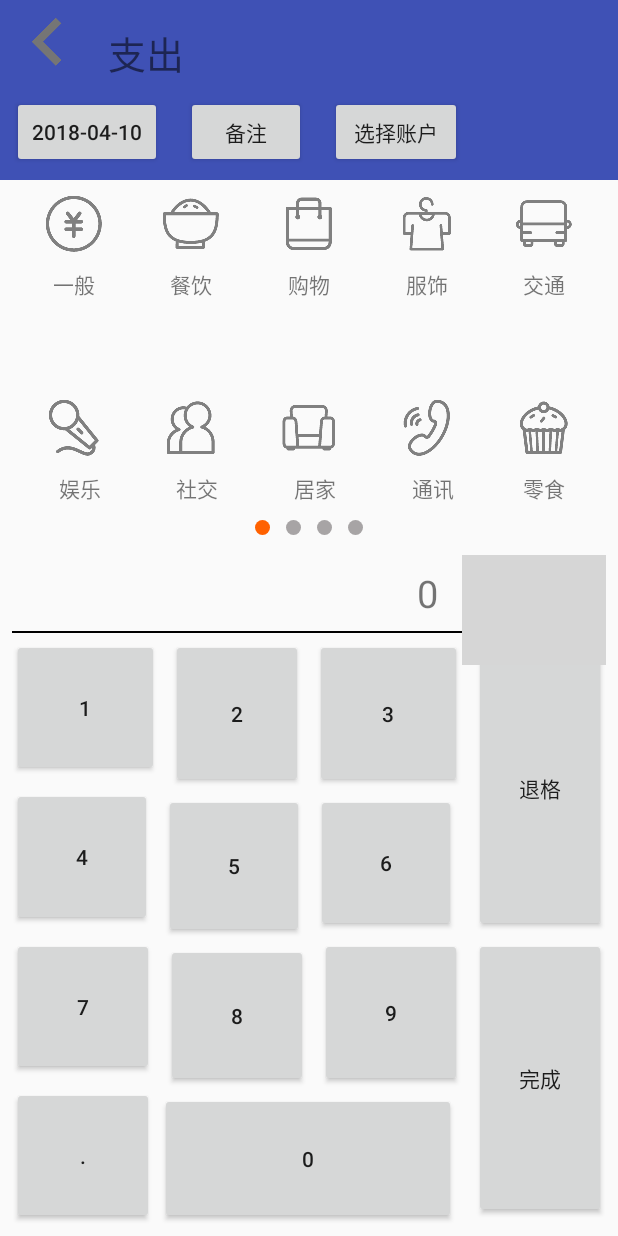
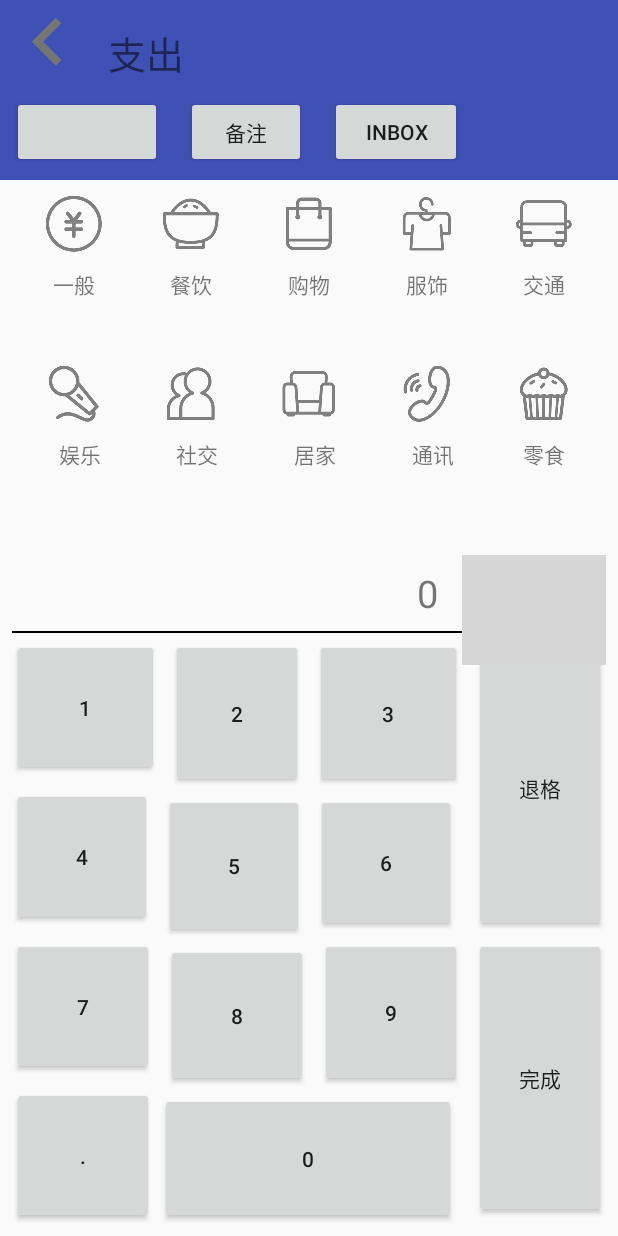
Before and after one commit to chongwangcc/MyCheckBook_android, an Android app: the DetailAddingActivity screen opened directly, with no data from a screen before it, on a phone screen of 412 x 824 dp. Run offline under Robolectric (Android 15) with nearby library versions, the phone set to English and light mode, and no system bars; grey boxes are pictures that could not be loaded.

Commit message:
实现功能： 1.明细修改

```diff
--- a/app/src/main/AndroidManifest.xml
+++ b/app/src/main/AndroidManifest.xml
@@ -23,5 +23,6 @@
         <activity android:name=".activity.CheckbookAddingFragmentActivity" />
         <activity android:name=".activity.CheckbookMainActivity" />
         <activity android:name=".activity.DetailAddingActivity" />
+        <activity android:name=".activity.DetailInfoActivity" />
     </application>
 </manifest>
--- a/app/src/main/java/com/ccmm/cc/mycheckbook/Adapter/DetailFragmentPagerAdapter.java
+++ b/app/src/main/java/com/ccmm/cc/mycheckbook/Adapter/DetailFragmentPagerAdapter.java
@@ -18,7 +18,7 @@ import java.util.List;
  */
 public class DetailFragmentPagerAdapter extends FragmentPagerAdapter {
     private final int PAGE_COUNT = 3;
-    private String tabTitles[] = new String[]{"明细","类别说明","账户"};
+    private String tabTitles[] = new String[]{"明细","类别报表","账户"};
     private Context context;
     private List<Fragment> fragmentList=new LinkedList<>();
     private FragmentManager fm;
--- a/app/src/main/java/com/ccmm/cc/mycheckbook/Adapter/DetailsInnerListAdapter.java
+++ b/app/src/main/java/com/ccmm/cc/mycheckbook/Adapter/DetailsInnerListAdapter.java
@@ -69,10 +69,10 @@ public class DetailsInnerListAdapter extends BaseAdapter {
         //2.设置控件文本内容
         parentListItem.text_description.setText(data_list.get(position).getDescription());
         parentListItem.text_money.setText(data_list.get(position).getMoney()+"");
-        Drawable drawable = context.getDrawable(CategoriesIconTool.getDrawableIndex(data_list.get(position).getBuyType()));
+        Drawable drawable = context.getDrawable(CategoriesIconTool.getDrawableIndex(data_list.get(position).getCategory()));
 
         //3.设置图标颜色
-        drawable = CategoriesIconTool.changeDrawableByBalanceType(drawable, data_list.get(position).getIncomeType());
+        drawable = CategoriesIconTool.changeDrawableByBalanceType(drawable, data_list.get(position).getBalanceType());
         parentListItem.item_icon.setImageDrawable(drawable);
         return convertView;
     }
--- a/app/src/main/java/com/ccmm/cc/mycheckbook/Enum/BalanceName.java
+++ b/app/src/main/java/com/ccmm/cc/mycheckbook/Enum/BalanceName.java
@@ -1,7 +1,18 @@
 package com.ccmm.cc.mycheckbook.Enum;
+
+import java.util.LinkedList;
+import java.util.List;
 
 public class BalanceName {
     public static final String Income="收入";
     public static final String Expend="支出";
     public static final String Inner="内部转账";
+
+    public static List<String> getALlNames(){
+        LinkedList<String> result=new LinkedList<>();
+        result.add(Income);
+        result.add(Expend);
+        result.add(Inner);
+        return result;
+    }
 }
--- a/app/src/main/java/com/ccmm/cc/mycheckbook/activity/CheckbookSelectActivity.java
+++ b/app/src/main/java/com/ccmm/cc/mycheckbook/activity/CheckbookSelectActivity.java
@@ -13,6 +13,7 @@ import android.widget.SimpleAdapter;
 import android.widget.Toast;
 
 import com.ccmm.cc.mycheckbook.R;
+import com.ccmm.cc.mycheckbook.models.CheckDetailBean;
 import com.ccmm.cc.mycheckbook.models.CheckbookEntity;
 import com.ccmm.cc.mycheckbook.utils.CheckbookTools;
 import com.ccmm.cc.mycheckbook.utils.LoginTools;
@@ -36,6 +37,7 @@ public class CheckbookSelectActivity extends Activity {
     public void onCreate(Bundle savedInstanceState) {
         super.onCreate(savedInstanceState);
         setContentView(R.layout.activity_checkbook_choose);
+
         //1.绑定listView 的data和view
         adapter = new SimpleAdapter(this,
                 mList,
--- a/app/src/main/java/com/ccmm/cc/mycheckbook/activity/DetailAddingActivity.java
+++ b/app/src/main/java/com/ccmm/cc/mycheckbook/activity/DetailAddingActivity.java
@@ -4,6 +4,7 @@ import android.app.AlertDialog;
 import android.app.DatePickerDialog;
 import android.content.Context;
 import android.content.DialogInterface;
+import android.content.Intent;
 import android.content.res.ColorStateList;
 import android.graphics.Color;
 import android.graphics.drawable.Drawable;
@@ -29,11 +30,10 @@ import com.ccmm.cc.mycheckbook.models.CheckbookEntity;
 import com.ccmm.cc.mycheckbook.models.CheckDetailBean;
 import com.ccmm.cc.mycheckbook.utils.CheckDetailsTools;
 import com.ccmm.cc.mycheckbook.utils.CheckbookTools;
+import com.ccmm.cc.mycheckbook.utils.DateTools;
 import com.ccmm.cc.mycheckbook.utils.TwoTuple;
 
-import java.text.SimpleDateFormat;
 import java.util.Calendar;
-import java.util.Date;
 import java.util.HashMap;
 import java.util.LinkedList;
 import java.util.List;
@@ -44,7 +44,7 @@ import java.util.Map;
  */
 
 public class DetailAddingActivity extends AppCompatActivity {
-    private final String[] lis = {"收入","支出","内部转账"};
+    private final List<String> lis = BalanceName.getALlNames();
     private CheckDetailBean status = new CheckDetailBean();
     private CategoriesChoice categoriesChoice ;
     private Map<String,CategoriesChoice> categoryMap=new HashMap<>();
@@ -60,45 +60,26 @@ public class DetailAddingActivity extends AppCompatActivity {
     @Override
     protected void onCreate(Bundle savedInstanceState) {
         super.onCreate(savedInstanceState);
-        Date dt = new Date();
-        SimpleDateFormat sdf = new SimpleDateFormat("yyyy-MM-dd");
-        String selectDate=sdf.format(dt);
-        status.setDate(selectDate);
+        status.setDate(DateTools.getNowDateStr());
         setContentView(R.layout.activity_add_one_detail);
+
+        //0.获得数据
+        Intent intent = getIntent();
+        status = (CheckDetailBean)intent.getSerializableExtra("detailBean");
+        if(status ==null){
+            status = new CheckDetailBean();
+        }
+
+
         for(String name:lis){
             CategoriesChoice cc = new CategoriesChoice(this, CategoriesIconTool.getAllCategoryNames(name));
             categoryMap.put(name,cc);
-            if(name.equals(status.getIncomeType())){
-                categoriesChoice = cc;
-            }
         }
-        categoriesChoice.setPage_posion(0);
 
-        //1.设置ViewPage页面
-        vpager_one =  findViewById(R.id.viewpager_type);
-        mAdapter = new CategoryViewPagerAdapter(categoriesChoice.getAList());
-        vpager_one.setAdapter(mAdapter);
-        vpager_one.addOnPageChangeListener(new ViewPager.OnPageChangeListener() {
-            //滚动过程中实现
-            @Override
-            public void onPageScrolled(int position, float positionOffset, int positionOffsetPixels) {
 
-            }
-            //滚动成功后实现
-            @Override
-            public void onPageSelected(int position) {
-                categoriesChoice.setPage_posion(position);
-            }
-            //滚动成功前，即手指按下屏幕时
-            @Override
-            public void onPageScrollStateChanged(int state) {
-
-            }
-        });
 
         //2.添加选择日期按钮
         button_selectData = findViewById(R.id.select_date);
-        button_selectData.setText(status.getDate());
         button_selectData.setOnClickListener(new View.OnClickListener() {
             @Override
             public void onClick(View v) {
@@ -131,6 +112,41 @@ public class DetailAddingActivity extends AppCompatActivity {
         //6.设置计算用按钮
         money_textView11= findViewById(R.id.textView11);
         settingMoneyButtons();
+
+        //TODO 根据status显示数据
+        money_textView11.setText(status.getMoneyStr());
+        button_selectData.setText(status.getDate());
+        button_account.setText(status.getAccount());
+        for(String name:categoryMap.keySet()){
+            CategoriesChoice cc =categoryMap.get(name);
+            if(name.equals(status.getBalanceType())){
+                categoriesChoice = cc;
+                categoriesChoice.setSelectCategory(name);
+            }
+        }
+
+        //1.设置ViewPage页面
+        vpager_one =  findViewById(R.id.viewpager_type);
+        mAdapter = new CategoryViewPagerAdapter(categoriesChoice.getAList());
+        vpager_one.setAdapter(mAdapter);
+        vpager_one.addOnPageChangeListener(new ViewPager.OnPageChangeListener() {
+            //滚动过程中实现
+            @Override
+            public void onPageScrolled(int position, float positionOffset, int positionOffsetPixels) {
+
+            }
+            //滚动成功后实现
+            @Override
+            public void onPageSelected(int position) {
+                categoriesChoice.setIndicatorPostion(position);
+            }
+            //滚动成功前，即手指按下屏幕时
+            @Override
+            public void onPageScrollStateChanged(int state) {
+
+            }
+        });
+
     }
 
     /***
@@ -236,18 +252,19 @@ public class DetailAddingActivity extends AppCompatActivity {
                 //1.获得money，保存到状态数据中
                 String money=money_textView11.getText().toString();
                 status.setMoneyStr(money);
-
+                if(status.getCategory()==null || status.getCategory().isEmpty()){
+                    status.setCategory("一般");
+                }
                 //2. 显示记录数据
                 Toast.makeText(getApplicationContext(),  status.toString(), Toast.LENGTH_SHORT).show();
 
                 //3.保存一条明细记录
                 if(status.getMoney()>0){
                     if(status.getDescription()==null || status.getDescription().isEmpty()){
-                        status.setDescription(status.getBuyType());
+                        status.setDescription(status.getCategory());
                     }
                     CheckDetailsTools.addOneCheckDetails(status);
                 }
-
 
                 //4.退回上一个Activity
                 finish();
@@ -313,9 +330,9 @@ public class DetailAddingActivity extends AppCompatActivity {
             @Override
             public void onClick(DialogInterface dialog, int which)
             {
-                status.setIncomeType(balances[which]);
-                spendType_View.setText(status.getIncomeType());
-                categoriesChoice=categoryMap.get(status.getIncomeType());
+                status.setBalanceType(balances[which]);
+                spendType_View.setText(status.getBalanceType());
+                categoriesChoice=categoryMap.get(status.getBalanceType());
                 mAdapter = new CategoryViewPagerAdapter(categoriesChoice.getAList());
                 vpager_one.setAdapter(mAdapter);
             }
@@ -404,7 +421,6 @@ public class DetailAddingActivity extends AppCompatActivity {
         private List<ImageView> allImageView=new LinkedList<>();
         private Map<View,List<TwoTuple<ImageView,TextView>>> ViewMap=new HashMap<>();
         private LinearLayout lltPageIndicator;
-        private int page_position=0; //滑动到了第几个页码上了
         private int page_total_num; //总共有多少个页
 
         private CategoriesChoice(Context context,List<List<String>> typeNames){
@@ -475,9 +491,9 @@ public class DetailAddingActivity extends AppCompatActivity {
                             v.setImageDrawable(drawable);
                         }
                         Drawable drawable = ((ImageView)view).getDrawable().mutate();
-                        drawable=CategoriesIconTool.changeDrawableByBalanceType(drawable,status.getIncomeType());
+                        drawable=CategoriesIconTool.changeDrawableByBalanceType(drawable,status.getBalanceType());
                         ((ImageView)view).setImageDrawable(drawable);
-                        status.setBuyType(textView.getText().toString());
+                        status.setCategory(textView.getText().toString());
                     }
                 });
             }
@@ -488,14 +504,6 @@ public class DetailAddingActivity extends AppCompatActivity {
             return true;
         }
 
-        public int getPage_posion() {
-            return page_position;
-        }
-
-        public void setPage_posion(int page_posion) {
-            this.page_position = page_posion;
-            setIndicatorPostion(page_posion);
-        }
 
         public int getPage_total_num() {
             return page_total_num;
@@ -509,5 +517,24 @@ public class DetailAddingActivity extends AppCompatActivity {
             return AList;
         }
 
+        public void setSelectCategory(String category){
+            if(category==null) return;
+            int p=0;
+            for(View v :AList){
+                p++;
+                List<TwoTuple<ImageView,TextView>> listview = ViewMap.get(v);
+                for(TwoTuple<ImageView,TextView> tump :listview){
+                    if(tump.getSecond().getText().toString().equals(category)){
+                        //TODO 更改Image状态
+                        ImageView view = tump.getFirst();
+                        Drawable drawable = ((ImageView)view).getDrawable().mutate();
+                        drawable=CategoriesIconTool.changeDrawableByBalanceType(drawable,status.getBalanceType());
+                        ((ImageView)view).setImageDrawable(drawable);
+                        setIndicatorPostion(p);
+                        return;
+                    }
+                }
+            }
+        }
     }
 }
--- a/app/src/main/java/com/ccmm/cc/mycheckbook/models/CheckDetailBean.java
+++ b/app/src/main/java/com/ccmm/cc/mycheckbook/models/CheckDetailBean.java
@@ -1,4 +1,6 @@
 package com.ccmm.cc.mycheckbook.models;
+
+import com.ccmm.cc.mycheckbook.Enum.BalanceName;
 
 import java.io.Serializable;
 import java.text.SimpleDateFormat;
@@ -13,8 +15,8 @@ public class CheckDetailBean implements Serializable {
     private int isCreditcard; //这条明细是不是信用账户
     private int last_update_user_id;//最后更新用户的ID
     private int checkbook_id;//对应记账本的ID
-    private String incomeType ="支出"; //收入，支出，内部转账
-    private String buyType ="一般"; //一般，餐饮，购物，服饰
+    private String balanceType = BalanceName.Expend; //收入，支出，内部转账
+    private String category =""; //一般，餐饮，购物，服饰
     private String description =""; //备注信息
     private String moneyStr ="0"; //钱100.00
     private float money=0;
@@ -33,20 +35,20 @@ public class CheckDetailBean implements Serializable {
         String selectDate=sdf.format(dt);
     }
 
-    public String getIncomeType() {
-        return incomeType;
+    public String getBalanceType() {
+        return balanceType;
     }
 
-    public void setIncomeType(String incomeType) {
-        this.incomeType = incomeType;
+    public void setBalanceType(String balanceType) {
+        this.balanceType = balanceType;
     }
 
-    public String getBuyType() {
-        return buyType;
+    public String getCategory() {
+        return category;
     }
 
-    public void setBuyType(String buyType) {
-        this.buyType = buyType;
+    public void setCategory(String category) {
+        this.category = category;
     }
 
     public String getAccount() {
@@ -96,9 +98,9 @@ public class CheckDetailBean implements Serializable {
     public String toString(){
         String str="";
         str+= date +",";
-        str+= incomeType +",";
+        str+= balanceType +",";
         str+= moneyStr +",";
-        str+= buyType +",";
+        str+= category +",";
         str+= account +",";
         str+= description;
         return str;
--- a/app/src/main/java/com/ccmm/cc/mycheckbook/utils/CategoriesIconTool.java
+++ b/app/src/main/java/com/ccmm/cc/mycheckbook/utils/CategoriesIconTool.java
@@ -5,6 +5,7 @@ import android.graphics.Color;
 import android.graphics.drawable.Drawable;
 import android.support.v4.graphics.drawable.DrawableCompat;
 
+import com.ccmm.cc.mycheckbook.Enum.BalanceName;
 import com.ccmm.cc.mycheckbook.R;
 
 import java.util.HashMap;
@@ -166,13 +167,13 @@ public class CategoriesIconTool {
     public static Integer getLengthType(String type){
         int Len=0;
         switch(type){
-            case "支出":
+            case BalanceName.Expend:
                 Len=4;
                 break;
-            case "收入":
+            case BalanceName.Income:
                 Len=2;
                 break;
-            case "内部转账":
+            case BalanceName.Inner:
                 break;
         }
         return Len;
@@ -183,13 +184,13 @@ public class CategoriesIconTool {
         for(int i=0;i<getLengthType(type);i++){
             List<String> names=new LinkedList<>();
             switch (type){
-                case "收入":
+                case BalanceName.Income:
                     names =getIncomeType(i);
                     break;
-                case "支出":
+                case BalanceName.Expend:
                     names =getSpentType(i);
                     break;
-                case "内部转账":
+                case BalanceName.Inner:
                     break;
             }
             namesList.add(names);
@@ -209,13 +210,13 @@ public class CategoriesIconTool {
         // 改变颜色
         Drawable drawable_temp = drawable.mutate();
         switch (balanceType){
-            case "支出":
+            case BalanceName.Expend:
                 tintDrawable(drawable_temp,ColorStateList.valueOf(Color.RED));
                 break;
-            case "收入":
+            case BalanceName.Income:
                 tintDrawable(drawable_temp,ColorStateList.valueOf(Color.GREEN));
                 break;
-            case "内部转账":
+            case BalanceName.Inner:
                 tintDrawable(drawable_temp,ColorStateList.valueOf(Color.BLUE));
                 break;
         }
--- a/app/src/main/res/layout/activity_add_one_detail.xml
+++ b/app/src/main/res/layout/activity_add_one_detail.xml
@@ -80,25 +80,28 @@
         android:id="@+id/viewpager_type"
         android:layout_width="0dp"
         android:layout_height="0dp"
-        app:layout_constraintBottom_toTopOf="@+id/ConstraintLayout222"
+        android:layout_marginBottom="8dp"
+        app:layout_constraintBottom_toTopOf="@+id/llt_page_indicator"
         app:layout_constraintEnd_toEndOf="parent"
         app:layout_constraintStart_toStartOf="parent"
         app:layout_constraintTop_toBottomOf="@+id/relativeLayout" />
 
     <LinearLayout
         android:id="@+id/llt_page_indicator"
-        android:layout_width="match_parent"
-        android:layout_height="0dp"
+        android:layout_width="wrap_content"
+        android:layout_height="wrap_content"
         android:layout_marginBottom="8dp"
         android:layout_marginEnd="8dp"
         android:layout_marginStart="8dp"
+        android:layout_marginTop="8dp"
         android:layout_weight="1"
         android:gravity="center_horizontal"
         android:orientation="horizontal"
         android:visibility="visible"
         app:layout_constraintBottom_toTopOf="@+id/ConstraintLayout222"
         app:layout_constraintEnd_toEndOf="@+id/viewpager_type"
-        app:layout_constraintStart_toStartOf="@+id/viewpager_type">
+        app:layout_constraintStart_toStartOf="@+id/viewpager_type"
+        app:layout_constraintTop_toBottomOf="@+id/viewpager_type">
 
         <ImageView
             android:layout_width="wrap_content"
--- a/app/src/main/res/layout/checkbook_main_details_fragment.xml
+++ b/app/src/main/res/layout/checkbook_main_details_fragment.xml
@@ -18,7 +18,7 @@
     <Button
         android:id="@+id/add_detail_button"
         android:layout_width="0dp"
-        android:layout_height="wrap_content"
+        android:layout_height="60dp"
         android:text="+记一笔"
         app:layout_constraintBottom_toBottomOf="parent"
         app:layout_constraintEnd_toEndOf="parent"
```
Also changed, not shown: app/src/main/java/com/ccmm/cc/mycheckbook/Adapter/DetailsOuterListAdapter.java (+9 -1 lines), app/src/main/java/com/ccmm/cc/mycheckbook/activity/DetailInfoActivity.java (added, +90 -0 lines), app/src/main/java/com/ccmm/cc/mycheckbook/models/DetailGroupBean.java (+9 -17 lines), app/src/main/java/com/ccmm/cc/mycheckbook/utils/CheckDetailsTools.java (+38 -4 lines), app/src/main/java/com/ccmm/cc/mycheckbook/utils/DateTools.java (added, +29 -0 lines), app/src/main/res/layout/activity_details_info.xml (added, +87 -0 lines).
